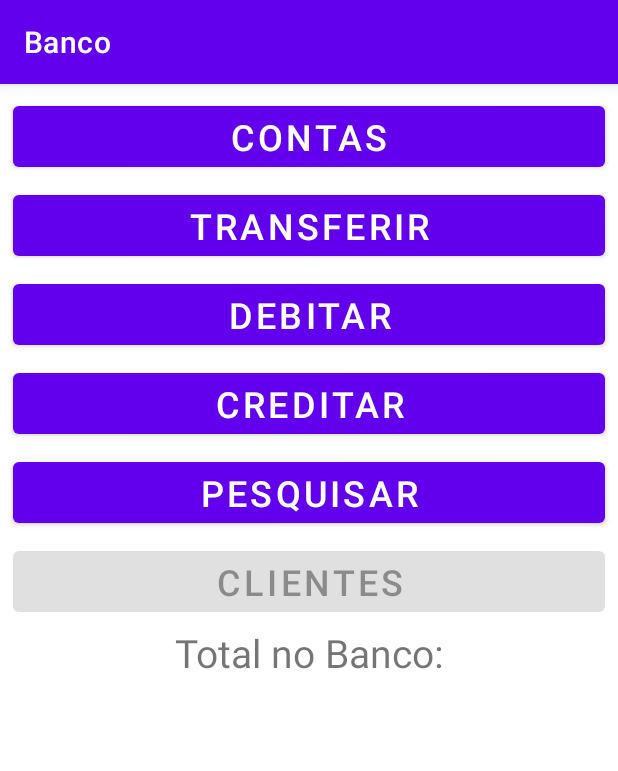
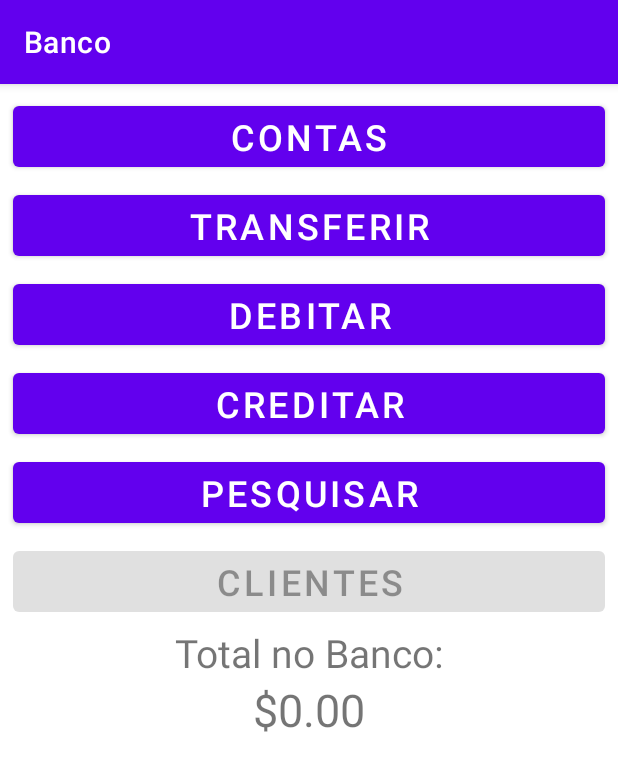
Before and after one commit to jmateusps16/banco-app, an Android app: the screen it shows after launch (MainActivity), on a phone screen of 412 x 824 dp. Shown: the top 771 px of the screen. Run offline under Robolectric (Android 15) with nearby library versions, the phone set to English and light mode, and no system bars; our stand-ins replace Room's generated code.

Commit message:
correção no total, quando é vazio

```diff
--- a/app/src/main/java/br/ufpe/cin/residencia/banco/MainActivity.java
+++ b/app/src/main/java/br/ufpe/cin/residencia/banco/MainActivity.java
@@ -56,8 +56,14 @@ public class MainActivity extends AppCompatActivity {
 
         // atualiza o valor total de dinheiro armazenado no banco
         viewModel.getTotalDinheiroBanco().observe(this, total -> {
-            NumberFormat formatter = NumberFormat.getCurrencyInstance();
-            totalBanco.setText(formatter.format(total));
+            if (total instanceof Number) { // verifica se o total é um número
+                NumberFormat formatter = NumberFormat.getCurrencyInstance();
+                totalBanco.setText(formatter.format(total));
+            } else {
+                //Se não tiver valores, vai mostrar 0
+                NumberFormat formatter = NumberFormat.getCurrencyInstance();
+                totalBanco.setText(formatter.format(0));
+            }
         });
     }
 }
--- a/app/src/main/java/br/ufpe/cin/residencia/banco/conta/ContaRepository.java
+++ b/app/src/main/java/br/ufpe/cin/residencia/banco/conta/ContaRepository.java
@@ -7,7 +7,6 @@ import androidx.lifecycle.Transformations;
 
 import java.util.List;
 
-//Ver anotações TODO no código
 public class ContaRepository {
     private ContaDAO dao;
     private LiveData<List<Conta>> contas;
--- a/app/src/main/java/br/ufpe/cin/residencia/banco/conta/EditarContaActivity.java
+++ b/app/src/main/java/br/ufpe/cin/residencia/banco/conta/EditarContaActivity.java
@@ -12,7 +12,6 @@ import android.widget.Toast;
 
 import br.ufpe.cin.residencia.banco.R;
 
-//Ver anotações TODO no código
 public class EditarContaActivity extends AppCompatActivity {
 
     public static final String KEY_NUMERO_CONTA = "numeroDaConta";
```
